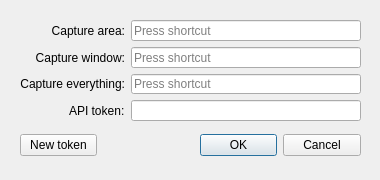
tjubutsi/Skypush, file settings.ui: the form before one commit.
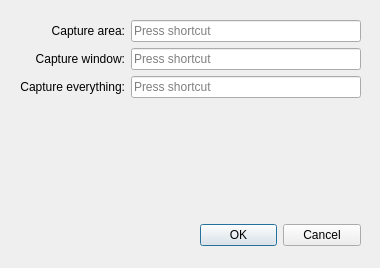
The form after the commit.

Commit message: Remove single token, fixed settings and uploading

What changed in the file:
```diff
--- a/settings.ui
+++ b/settings.ui
@@ -7,7 +7,7 @@
     <x>0</x>
     <y>0</y>
     <width>380</width>
-    <height>180</height>
+    <height>268</height>
    </rect>
   </property>
   <property name="sizePolicy">
@@ -23,7 +23,7 @@
    <property name="geometry">
     <rect>
      <x>200</x>
-     <y>130</y>
+     <y>220</y>
      <width>161</width>
      <height>31</height>
     </rect>
@@ -41,7 +41,7 @@
      <x>20</x>
      <y>20</y>
      <width>341</width>
-     <height>101</height>
+     <height>81</height>
     </rect>
    </property>
    <layout class="QFormLayout" name="formLayout">
@@ -86,35 +86,6 @@
     </item>
     <item row="2" column="1">
      <widget class="QKeySequenceEdit" name="editEverythingHotkey"/>
-    </item>
-    <item row="3" column="0">
-     <widget class="QLabel" name="label_4">
-      <property name="text">
-       <string>API token:</string>
-      </property>
-     </widget>
-    </item>
-    <item row="3" column="1">
-     <widget class="QLineEdit" name="tokenLineEdit"/>
-    </item>
-   </layout>
-  </widget>
-  <widget class="QWidget" name="verticalLayoutWidget">
-   <property name="geometry">
-    <rect>
-     <x>20</x>
-     <y>130</y>
-     <width>77</width>
-     <height>31</height>
-    </rect>
-   </property>
-   <layout class="QVBoxLayout" name="verticalLayout">
-    <item>
-     <widget class="QPushButton" name="regenerateTokenButton">
-      <property name="text">
-       <string>New token</string>
-      </property>
-     </widget>
     </item>
    </layout>
   </widget>
```
The commit also changes 4 other files.
